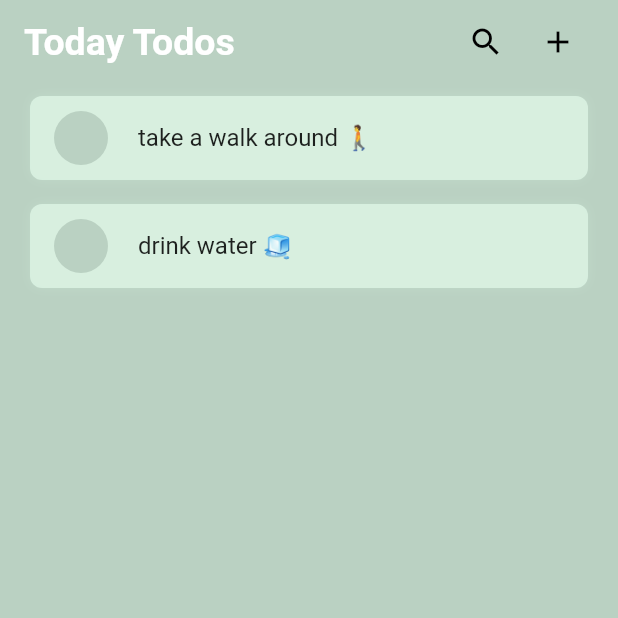
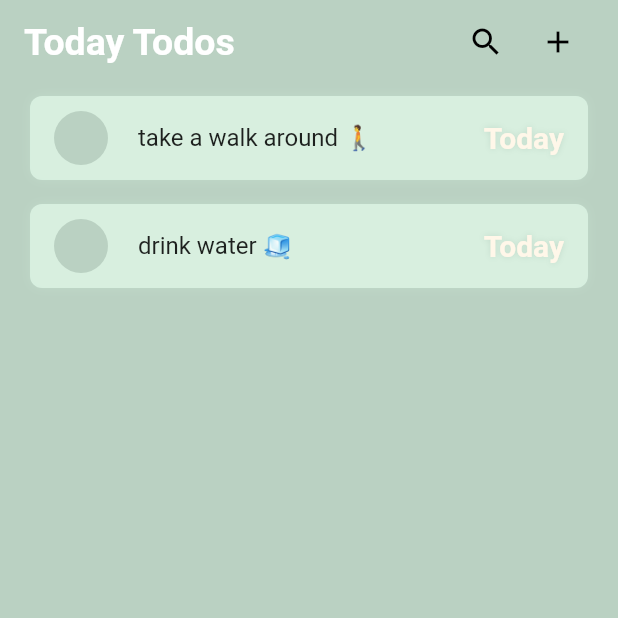
Before and after one commit to baranzen/flutter_todo_app, a Flutter app: the screen it shows after launch, on a phone screen of 412 x 824 dp, the top half of it. Run offline on Flutter 3.47's test engine with Material 2 defaults, Android fonts, the phone set to English and light mode, and no system bars; our stand-ins replace flutter_datetime_picker, hexcolor.

Commit message:
trailing

```diff
--- a/lib/widgets/task_list_item.dart
+++ b/lib/widgets/task_list_item.dart
@@ -2,6 +2,7 @@ import 'package:flutter/material.dart';
 import 'package:flutter_todo_app/helper/colors.dart';
 import 'package:flutter_todo_app/models/task.dart';
 import 'package:hexcolor/hexcolor.dart';
+import 'package:intl/intl.dart';
 
 class TaskItem extends StatefulWidget {
   const TaskItem({Key? key, required this.task}) : super(key: key);
@@ -49,6 +50,13 @@ class _TaskItemState extends State<TaskItem> {
                   },
                   decoration: InputDecoration(border: InputBorder.none),
                 ),
+          trailing: Text(
+            widget.task.createdAt.day == DateTime.now().day
+                ? 'Today'
+                : widget.task.createdAt.day == DateTime.now().day + 1
+                    ? 'Tomorrow'
+                    : DateFormat('dd/MM').format(widget.task.createdAt),
+          ),
         ),
       ),
     );
--- a/pubspec.yaml
+++ b/pubspec.yaml
@@ -39,6 +39,7 @@ dependencies:
   hexcolor: ^3.0.1
   flutter_datetime_picker: ^1.5.1
   uuid: ^3.0.6
+  intl: ^0.17.0
 
 dev_dependencies:
   flutter_test:
```
Also changed, not shown: pubspec.lock.
